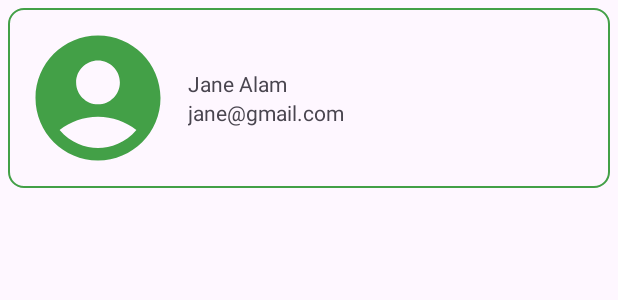
After one commit to rashid4807/HubletIntern, an Android app: the layout text_row_item.xml on its own in the app's theme, with its tools: preview values and no code run, on a phone screen of 412 x 824 dp. The commit adds this screen. Shown: the top 300 px of the screen. Run offline under Robolectric (Android 15) with nearby library versions, the phone set to English and light mode, and no system bars.

Commit message:
RecycleView added.

```diff
--- /dev/null
+++ b/app/src/main/java/com/hublet/hubletintern/model/Person.kt
@@ -0,0 +1,3 @@
+package com.hublet.hubletintern.model
+
+data class Person(val userName: String, val userEmail: String, val image: String)
--- a/app/src/main/res/drawable/round_corner.xml
+++ b/app/src/main/res/drawable/round_corner.xml
@@ -1,12 +1,12 @@
 <?xml version="1.0" encoding="utf-8"?>
 <shape xmlns:android="http://schemas.android.com/apk/res/android"
     android:padding="0dp"
-    android:shape="oval">
+    android:shape="rectangle">
 
     <solid android:color="@android:color/transparent" />
     <stroke
-        android:width="5dp"
+        android:width="1dp"
         android:color="@color/green" />
-    <corners android:radius="0dp" />
+    <corners android:radius="10dp" />
 
 </shape>
--- /dev/null
+++ b/app/src/main/res/layout/text_row_item.xml
@@ -0,0 +1,38 @@
+<?xml version="1.0" encoding="utf-8"?>
+<RelativeLayout xmlns:android="http://schemas.android.com/apk/res/android"
+    android:layout_width="match_parent"
+    android:layout_height="wrap_content"
+    android:padding="10dp"
+    android:layout_margin="5dp"
+    android:background="@drawable/round_corner">
+
+    <ImageView
+        android:id="@+id/imv_user_image"
+        android:layout_width="100dp"
+        android:layout_height="100dp"
+        android:src="@drawable/round_account_circle_24" />
+
+
+    <LinearLayout
+        android:layout_width="match_parent"
+        android:layout_height="100dp"
+        android:layout_toEndOf="@+id/imv_user_image"
+        android:gravity="center"
+        android:orientation="vertical"
+        android:padding="10dp">
+
+        <TextView
+            android:id="@+id/txt_user_name"
+            android:layout_width="match_parent"
+            android:layout_height="wrap_content"
+            android:text="Jane Alam" />
+
+        <TextView
+            android:id="@+id/txt_user_email"
+            android:layout_width="match_parent"
+            android:layout_height="wrap_content"
+            android:text="jane@gmail.com" />
+    </LinearLayout>
+
+
+</RelativeLayout>
```
Also changed, not shown: app/src/main/java/com/hublet/hubletintern/NetworkingActivity.kt (+17 -47 lines), app/src/main/java/com/hublet/hubletintern/adapter/PersonAdapter.kt (added, +43 -0 lines), app/src/main/res/layout/activity_networking.xml (+7 -1 lines).
